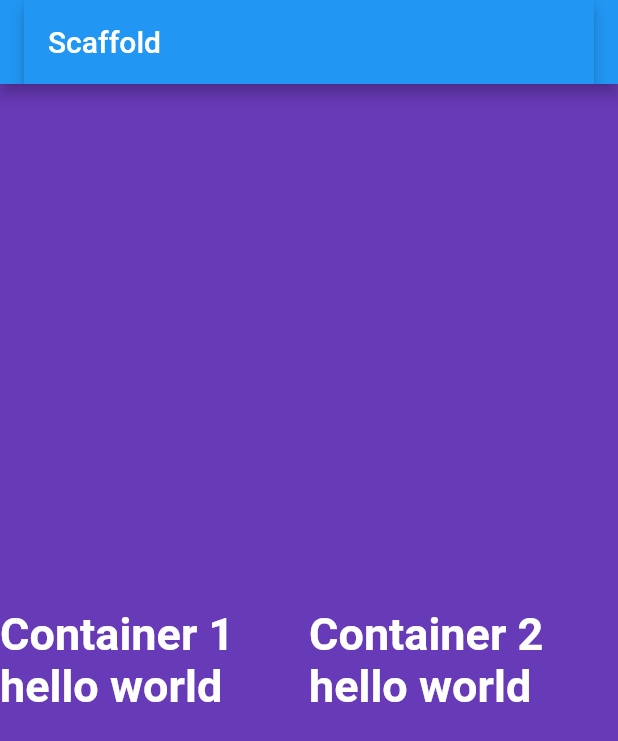
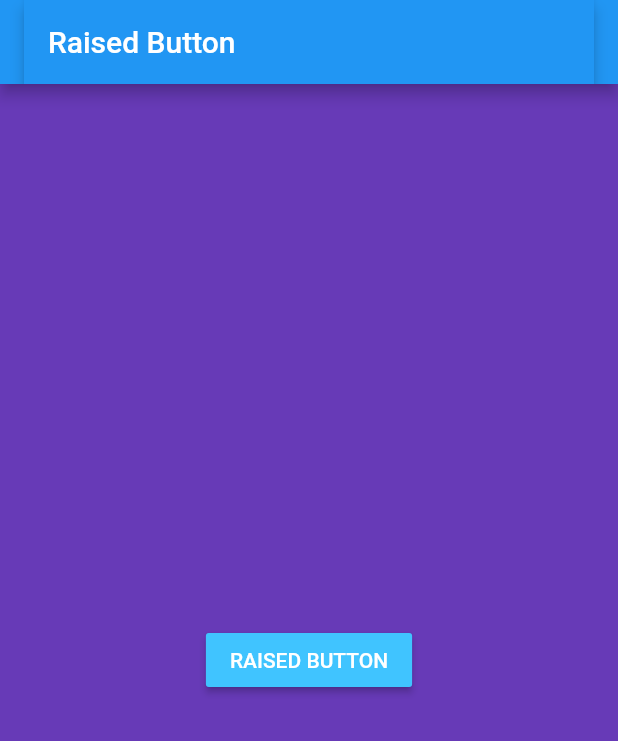
Before and after one commit to kcaayush2158/Flutter-FLoatingActiionButton-Example-, a Flutter app: the screen it shows after launch, on a phone screen of 412 x 824 dp. Shown: the top 741 px of the screen. Run offline on Flutter 3.47's test engine with Material 2 defaults, Android fonts, the phone set to English and light mode, and no system bars; Roboto replaces fonts that are missing (Arial).

Commit message:
first commit

```diff
--- a/lib/main.dart
+++ b/lib/main.dart
@@ -1,47 +1,33 @@
 import 'package:flutter/material.dart';
 
 void main() => runApp(MyApp());
+
 // expanded helps to take the available space of the container
 class MyApp extends StatelessWidget {
   @override
   Widget build(BuildContext context) {
     return MaterialApp(
-      title: "HEllo",
+      title: "Raised Buttom",
       theme: ThemeData(primarySwatch: Colors.blue),
       home: Scaffold(
         appBar: AppBar(
           title: AppBar(
-            title: Text("Scaffold"),
+            title: Text("Raised Button"),
           ),
         ),
         body: Container(
           color: Colors.deepPurple,
           alignment: Alignment.center,
-          child: Row(
-            children: <Widget>[
-              Expanded(
-                child: Text("Container 1 hello world",
-                   textDirection: TextDirection.ltr,
-                   style: TextStyle(
-                     decoration: TextDecoration.none,
-                     fontSize: 30,
-                     fontFamily: 'Arial',
-                     fontWeight: FontWeight.bold,
-                     color: Colors.white),
-                     ),
+          child: Center(
+            child: RaisedButton(
+              child: Text(
+                "RAISED BUTTON",
+                style: TextStyle(color: Colors.white),
               ),
-              Expanded(
-                child: Text("Container 2 hello world",
-                 textDirection: TextDirection.ltr,style: TextStyle(
-                   decoration: TextDecoration.none,
-                   fontSize: 30,
-                   fontFamily: 'Arial',
-                   fontWeight: FontWeight.bold,
-                   color: Colors.white
-                 ),
-                 ),
-              ),
-            ],
+              onPressed: () {},
+              splashColor: Colors.lightBlue,
+              color: Colors.lightBlueAccent,
+            ),
           ),
         ),
       ),
```
